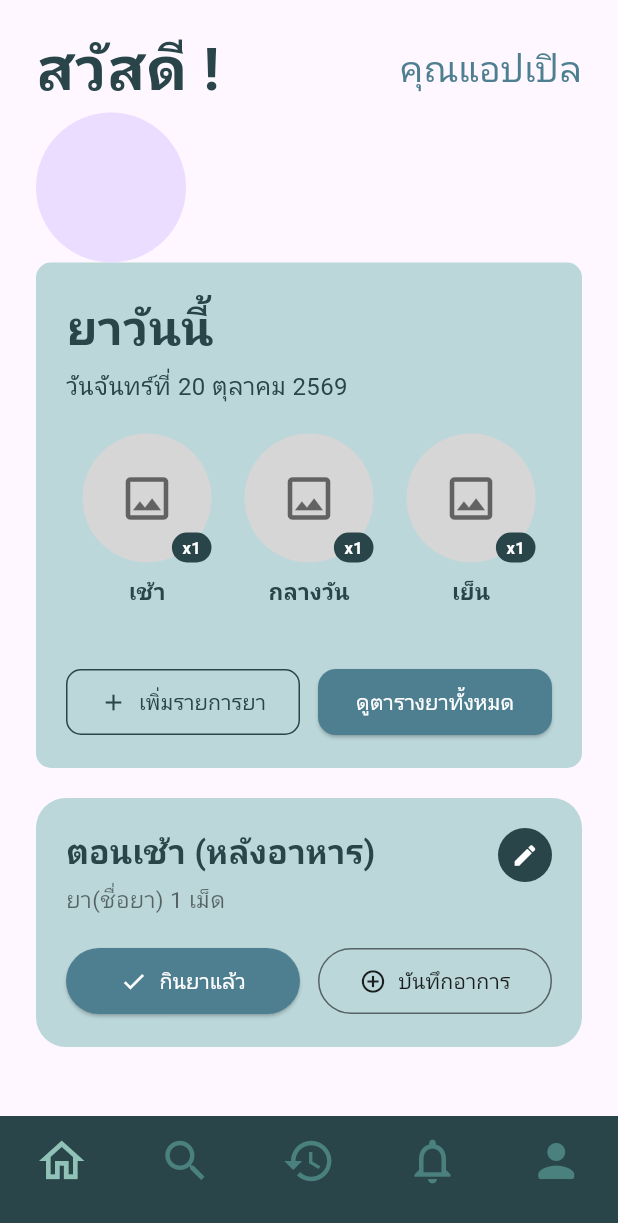
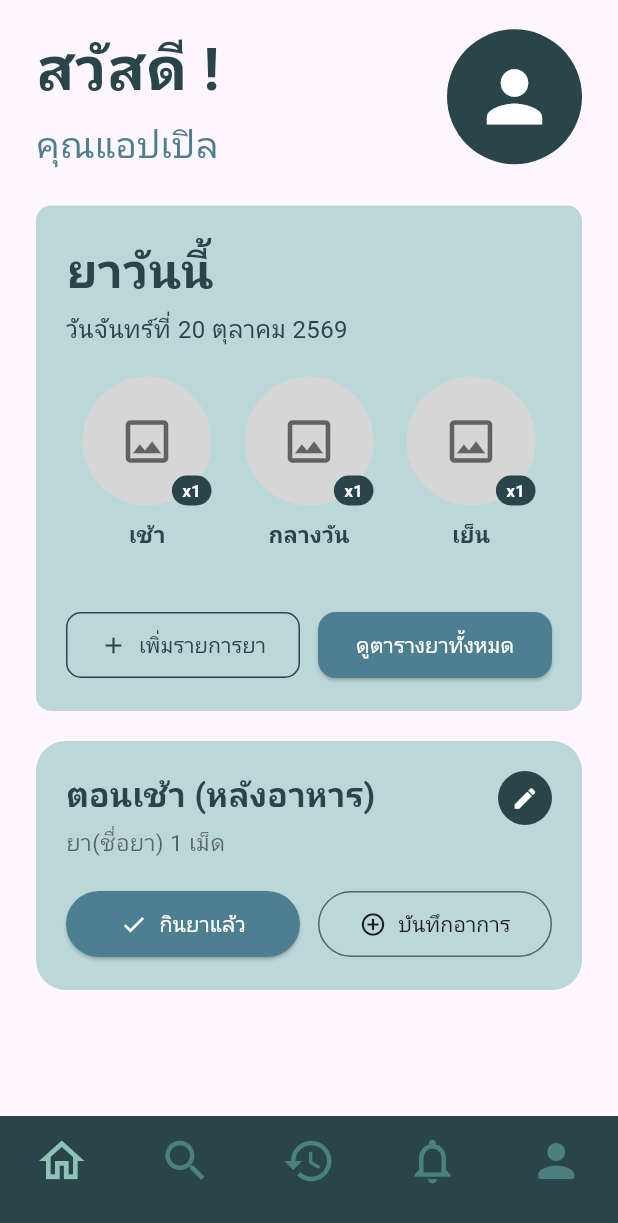
Before and after one commit to ST2415/medisync, a Flutter app: the screen it shows after launch, on a phone screen of 412 x 824 dp. Shown: the top 1223 px of the screen. Run offline on Flutter 3.47's test engine with Material 3 defaults, Android fonts, the light colour scheme and no system bars; Roboto replaces fonts that are missing (Kanit).

Commit message:
update code

```diff
--- a/lib/pages/homepage_page.dart
+++ b/lib/pages/homepage_page.dart
@@ -23,22 +23,42 @@ class _HomePageState extends State<HomePage> {
               children: [
                 Row(
                   mainAxisAlignment: MainAxisAlignment.spaceBetween,
-                  children: const[
+                  crossAxisAlignment: CrossAxisAlignment.center,
+                  children: [
+                    Column(
+                      crossAxisAlignment: CrossAxisAlignment.start,
+                      children: const [
                         Text(
                           'สวัสดี !',
-                      style: TextStyle(fontSize: 40, fontWeight: FontWeight.bold, color: Color(0xFF294549)),
+                          style: TextStyle(
+                            fontSize: 40,
+                            fontWeight: FontWeight.bold,
+                            color: Color(0xFF294549),
+                          ),
                         ),
                         SizedBox(height: 4),
                         Text(
                           'คุณแอปเปิล',
-                      style: TextStyle(fontSize: 24, color: Color(0xFF4E7F90)),
-                    )
+                          style: TextStyle(
+                            fontSize: 24,
+                            color: Color(0xFF4E7F90),
+                            fontWeight: FontWeight.w500,
+                          ),
+                        ),
                       ],
                     ),
                     const CircleAvatar(
-                  radius: 50,
-
+                      radius: 45,
+                      backgroundColor: Color(0xFF294549),
+                      child: Icon(
+                        Icons.person,
+                        size: 55,
+                        color: Colors.white,
                       ),
+                    ),
+                  ],
+                ),
+                const SizedBox(height: 24),
 
                 Container(
                   width: double.infinity,
```
Lines whose indentation alone changed are shown as unchanged.
